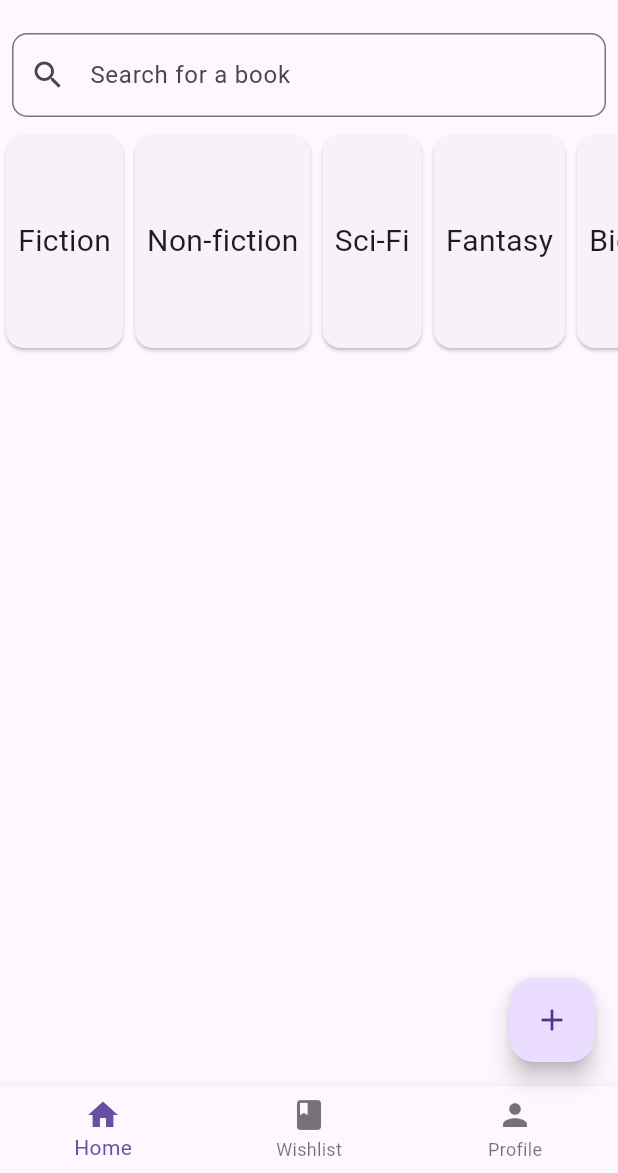
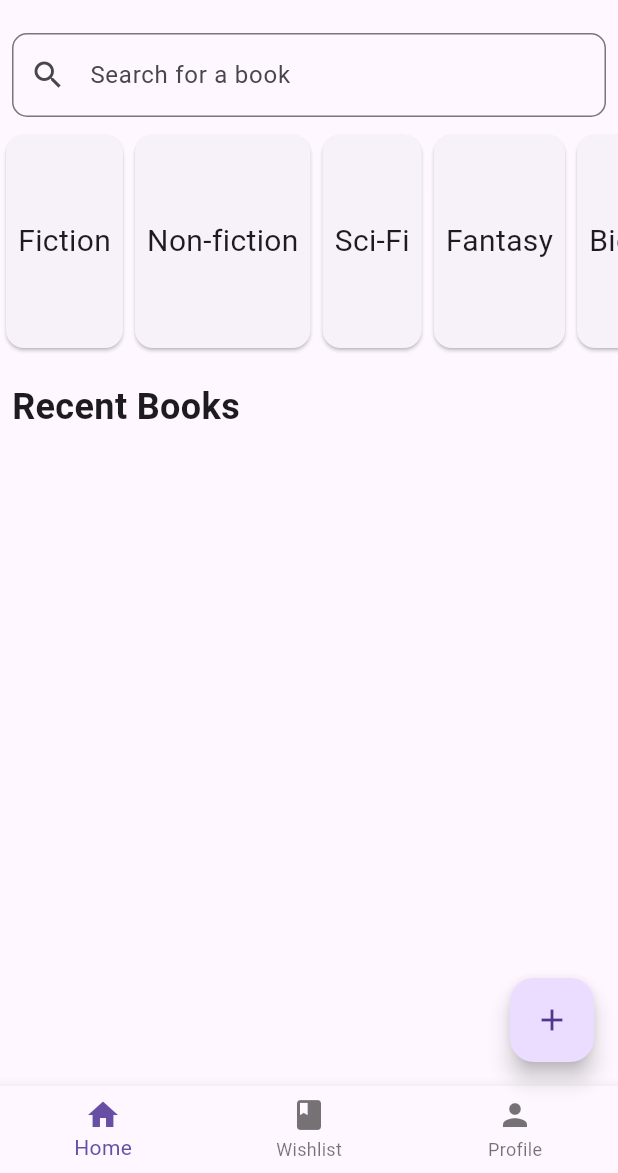
Before and after one commit to rashidsadeed/Bootcamp2024-35, a Flutter app: the HomeScreen screen opened directly, on a phone screen of 412 x 824 dp, the part 63-1236 px from its top. Run offline on Flutter 3.47's test engine with Material 3 defaults, Android fonts, the phone set to English and light mode, and no system bars; our stand-ins replace cloud_firestore, firebase_auth, firebase_core; accounts and stored records are empty.

Commit message:
modified home screen visualization

```diff
--- a/lib/screens/home_screen.dart
+++ b/lib/screens/home_screen.dart
@@ -52,6 +52,10 @@ class HomeScreen extends StatelessWidget {
               // ),
               // ),
               //to create a slide show of different books
+              Padding(
+                padding: const EdgeInsets.all(8.0),
+                child: Text("Recent Books", style: TextStyle(fontSize: 24, fontWeight: FontWeight.bold)),
+              ),
               BooksSlider(),
 
 
```
